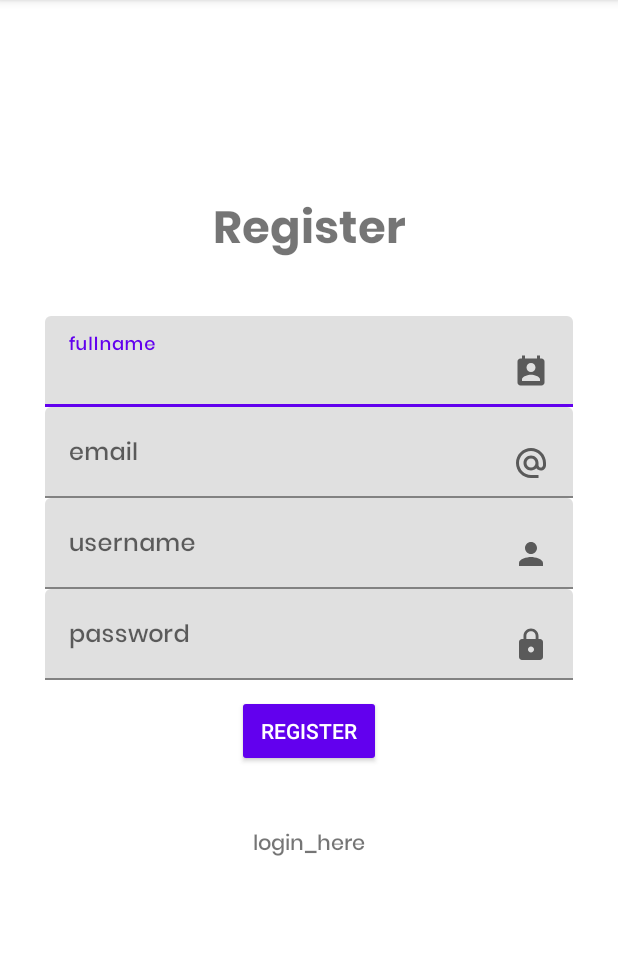
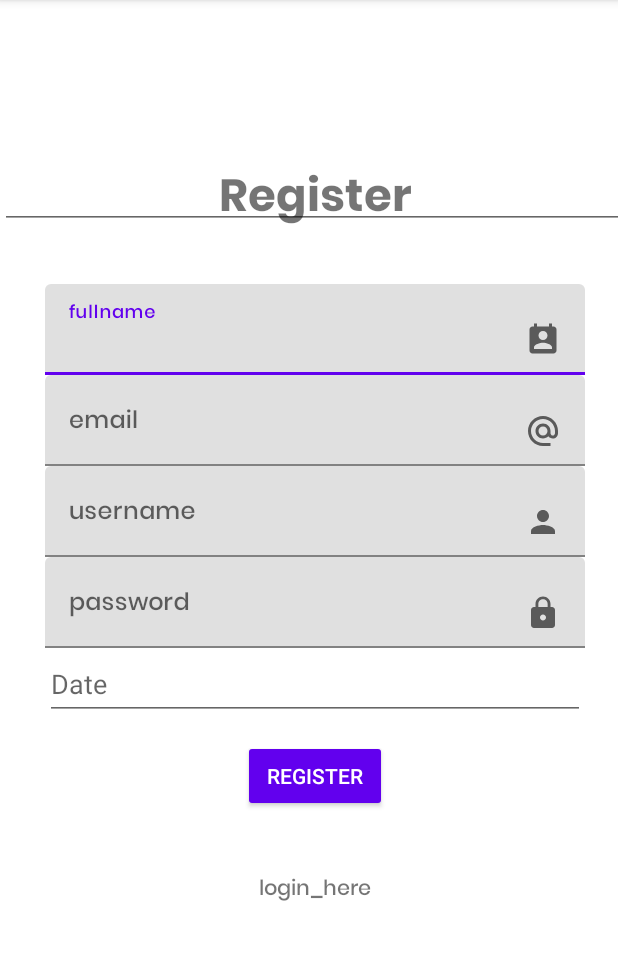
Before and after one commit to totmat/OnlineWallet-Mobil, an Android app: the Register screen opened directly, with no data from a screen before it, on a phone screen of 412 x 824 dp, the part 84-1044 px from its top. Run offline under Robolectric (Android 15) with nearby library versions, the phone set to English and light mode, and no system bars; libraries missing offline, so code that uses them is left out: com.vishnusivadas.advanced_httpurlconnection.

Commit message:
Date pick megírása(müködik)

```diff
--- a/app/src/main/java/com/example/onlinewallet_mobilapp/Register.java
+++ b/app/src/main/java/com/example/onlinewallet_mobilapp/Register.java
@@ -1,12 +1,17 @@
 package com.example.onlinewallet_mobilapp;
 
+import android.app.DatePickerDialog;
 import android.content.Intent;
+import android.graphics.Color;
+import android.graphics.drawable.ColorDrawable;
 import android.os.Bundle;
 import android.os.Handler;
 import android.os.Looper;
 import android.util.Log;
 import android.view.View;
 import android.widget.Button;
+import android.widget.DatePicker;
+import android.widget.EditText;
 import android.widget.ProgressBar;
 import android.widget.TextView;
 import android.widget.Toast;
@@ -16,7 +21,12 @@ import androidx.appcompat.app.AppCompatActivity;
 import com.google.android.material.textfield.TextInputEditText;
 import com.vishnusivadas.advanced_httpurlconnection.PutData;
 
+import java.util.Calendar;
+
 public class Register extends AppCompatActivity {
+    EditText mDateFormat;
+    //Date picker dialog
+    DatePickerDialog.OnDateSetListener onDateSetListener;
 
     TextInputEditText textInputEditTextFullname, textInputEditTextUsername,textInputEditTextPassword,textInputEditTextEmail;
     Button registerButton;
@@ -28,6 +38,34 @@ public class Register extends AppCompatActivity {
     protected void onCreate(Bundle savedInstanceState) {
         super.onCreate(savedInstanceState);
         setContentView(R.layout.activity_register);
+
+        final Calendar calendar = Calendar.getInstance();
+        int year = calendar.get(Calendar.YEAR);
+        int month = calendar.get(Calendar.MONTH);
+        int day = calendar.get(Calendar.DAY_OF_MONTH);
+
+
+        mDateFormat = findViewById(R.id.dateFormat);
+
+        mDateFormat.setOnClickListener(new View.OnClickListener() {
+            @Override
+            public void onClick(View v) {
+                DatePickerDialog datePickerDialog = new DatePickerDialog(
+                        Register.this, android.R.style.Theme_Holo_Light_Dialog_MinWidth,
+                        onDateSetListener, year, month, day);
+                datePickerDialog.getWindow().setBackgroundDrawable(new ColorDrawable(Color.TRANSPARENT));
+                datePickerDialog.show();
+
+            }
+        });
+        onDateSetListener = new DatePickerDialog.OnDateSetListener() {
+            @Override
+            public void onDateSet(DatePicker view, int year, int month, int dayOfMonth) {
+                month = month +1;
+                String date = year+"/"+month+"/"+dayOfMonth;
+                mDateFormat.setText(date);
+            }
+        };
 
         textInputEditTextFullname = findViewById(R.id.fullname);
         textInputEditTextUsername = findViewById(R.id.username);
@@ -49,7 +87,7 @@ public class Register extends AppCompatActivity {
             @Override
             public void onClick(View v) {
                 String fullname, username, password, email;
-                fullname = String.valueOf(textInputEditTextFullname.getText());
+                 fullname = String.valueOf(textInputEditTextFullname.getText());
                 username = String.valueOf(textInputEditTextUsername.getText());
                 password = String.valueOf(textInputEditTextPassword.getText());
                 email = String.valueOf(textInputEditTextEmail.getText());
--- a/app/src/main/res/layout/activity_login.xml
+++ b/app/src/main/res/layout/activity_login.xml
@@ -1,6 +1,7 @@
 <?xml version="1.0" encoding="utf-8"?>
 <androidx.constraintlayout.widget.ConstraintLayout xmlns:android="http://schemas.android.com/apk/res/android"
     xmlns:app="http://schemas.android.com/apk/res-auto"
+    xmlns:tools="http://schemas.android.com/tools"
     android:layout_width="match_parent"
     android:layout_height="match_parent">
 
@@ -30,12 +31,13 @@
         app:layout_constraintStart_toStartOf="parent"
         app:layout_constraintTop_toTopOf="parent"
         app:layout_constraintVertical_bias="0.20">
+
         <com.google.android.material.textfield.TextInputEditText
             android:id="@+id/usernameLogin"
             android:layout_width="match_parent"
             android:layout_height="wrap_content"
             android:fontFamily="@font/poppinsmedium"
- />
+            tools:ignore="SpeakableTextPresentCheck,SpeakableTextPresentCheck" />
     </com.google.android.material.textfield.TextInputLayout>
 
     <com.google.android.material.textfield.TextInputLayout
@@ -56,7 +58,8 @@
             android:layout_width="match_parent"
             android:layout_height="wrap_content"
             android:fontFamily="@font/poppinsmedium"
-            android:inputType="textPassword" />
+            android:inputType="textPassword"
+            tools:ignore="SpeakableTextPresentCheck,SpeakableTextPresentCheck" />
     </com.google.android.material.textfield.TextInputLayout>
     <ProgressBar
         android:id="@+id/progressLogin"
@@ -66,6 +69,7 @@
         app:layout_constraintEnd_toEndOf="parent"
         app:layout_constraintStart_toStartOf="parent"
         app:layout_constraintTop_toBottomOf="@+id/LoginBtn" />
+
     <Button
         android:id="@+id/LoginBtn"
         style="@style/Widget.AppCompat.Button.Colored"
@@ -76,7 +80,8 @@
         app:layout_constraintEnd_toEndOf="parent"
         app:layout_constraintStart_toStartOf="parent"
         app:layout_constraintTop_toBottomOf="@+id/textInputLayout"
-        app:layout_constraintVertical_bias="0.10" />
+        app:layout_constraintVertical_bias="0.10"
+        tools:ignore="DuplicateSpeakableTextCheck" />
     <TextView
         android:id="@+id/registerText"
         android:layout_width="wrap_content"
--- a/app/src/main/res/layout/activity_register.xml
+++ b/app/src/main/res/layout/activity_register.xml
@@ -6,12 +6,17 @@
     android:layout_height="match_parent"
     tools:context=".Register">
 
+
     <androidx.constraintlayout.widget.ConstraintLayout
-        android:layout_width="match_parent"
-        android:layout_height="wrap_content"
+        android:id="@+id/constraintLayout"
+        android:layout_width="420dp"
+        android:layout_height="499dp"
         app:layout_constraintBottom_toBottomOf="parent"
         app:layout_constraintTop_toTopOf="parent"
-        app:layout_constraintVertical_bias="0.4">
+        app:layout_constraintVertical_bias="0.4"
+        tools:ignore="MissingConstraints"
+        tools:layout_editor_absoluteX="-9dp">
+
 
         <TextView
             android:id="@+id/textView"
@@ -46,7 +51,7 @@
                 android:layout_height="wrap_content"
                 android:drawableEnd="@drawable/ic_fullname"
                 android:fontFamily="@font/poppinsmedium"
-                tools:ignore="TextContrastCheck"
+                tools:ignore="TextContrastCheck,SpeakableTextPresentCheck"
                 tools:targetApi="jelly_bean" />
         </com.google.android.material.textfield.TextInputLayout>
 
@@ -68,7 +73,7 @@
                 android:layout_height="wrap_content"
                 android:drawableEnd="@drawable/ic_email"
                 android:fontFamily="@font/poppinsmedium"
-                tools:ignore="TextContrastCheck"
+                tools:ignore="TextContrastCheck,SpeakableTextPresentCheck"
                 tools:targetApi="jelly_bean" />
         </com.google.android.material.textfield.TextInputLayout>
 
@@ -90,7 +95,7 @@
                 android:layout_height="wrap_content"
                 android:drawableEnd="@drawable/ic_username"
                 android:fontFamily="@font/poppinsmedium"
-                tools:ignore="TextContrastCheck"
+                tools:ignore="TextContrastCheck,SpeakableTextPresentCheck"
                 tools:targetApi="jelly_bean" />
         </com.google.android.material.textfield.TextInputLayout>
 
@@ -110,30 +115,33 @@
                 android:layout_height="wrap_content"
                 android:drawableEnd="@drawable/ic_baseline_lock_24"
                 android:fontFamily="@font/poppinsmedium"
-                tools:ignore="TextContrastCheck"
+                tools:ignore="TextContrastCheck,SpeakableTextPresentCheck"
                 tools:targetApi="jelly_bean" />
         </com.google.android.material.textfield.TextInputLayout>
+
 
         <ProgressBar
             android:id="@+id/progress"
             android:layout_width="wrap_content"
             android:layout_height="wrap_content"
             android:visibility="gone"
+            app:layout_constraintBottom_toBottomOf="parent"
             app:layout_constraintEnd_toEndOf="parent"
             app:layout_constraintStart_toStartOf="parent"
-            app:layout_constraintTop_toBottomOf="@+id/textInputLayoutPassword" />
+            app:layout_constraintTop_toBottomOf="@+id/dateFormat" />
 
         <Button
             android:id="@+id/registerButton"
             style="@style/Widget.AppCompat.Button.Colored"
             android:layout_width="wrap_content"
             android:layout_height="wrap_content"
-            android:layout_marginTop="10dp"
             android:text="@string/register"
             android:textColor="#FFFFFF"
+            app:layout_constraintBottom_toBottomOf="parent"
             app:layout_constraintEnd_toEndOf="parent"
             app:layout_constraintStart_toStartOf="parent"
-            app:layout_constraintTop_toBottomOf="@+id/progress"
+            app:layout_constraintTop_toTopOf="parent"
+            app:layout_constraintVertical_bias="0.855"
             tools:ignore="DuplicateSpeakableTextCheck,TextContrastCheck" />
 
         <TextView
@@ -144,9 +152,37 @@
             android:fontFamily="@font/poppinsmedium"
             android:text="@string/login_here"
             app:layout_constraintEnd_toEndOf="parent"
+
             app:layout_constraintStart_toStartOf="parent"
             app:layout_constraintTop_toBottomOf="@+id/registerButton"
             tools:targetApi="jelly_bean" />
+
+        <com.google.android.material.textfield.TextInputEditText
+            android:id="@+id/dateTIL"
+            android:layout_width="match_parent"
+            android:layout_height="wrap_content"
+            android:layout_centerHorizontal="true"
+            android:layout_centerVertical="true"
+            tools:ignore="SpeakableTextPresentCheck,TouchTargetSizeCheck" />
+
+        <EditText
+            android:id="@+id/dateFormat"
+            android:layout_width="match_parent"
+            android:layout_height="wrap_content"
+            android:hint="@string/date"
+            android:importantForAutofill="no"
+            android:inputType="date"
+            android:minHeight="48dp"
+            android:layout_marginLeft="30dp"
+            android:layout_marginRight="30dp"
+            app:layout_constraintBottom_toBottomOf="parent"
+            app:layout_constraintEnd_toEndOf="parent"
+            app:layout_constraintHorizontal_bias="0.0"
+            app:layout_constraintStart_toStartOf="parent"
+            app:layout_constraintTop_toBottomOf="@+id/textInputLayoutPassword"
+            app:layout_constraintVertical_bias="0.0" />
+
+
     </androidx.constraintlayout.widget.ConstraintLayout>
 
 </androidx.constraintlayout.widget.ConstraintLayout>
--- a/app/src/main/res/values/strings.xml
+++ b/app/src/main/res/values/strings.xml
@@ -8,4 +8,6 @@
     <string name="fullname">fullname</string>
     <string name="email">email</string>
     <string name="login_here">login_here</string>
+    <string name="data_button">button</string>
+    <string name="date">Date</string>
 </resources>
```
